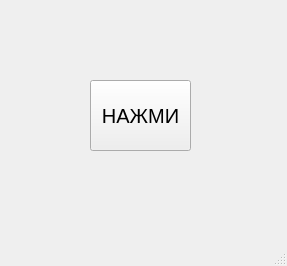
Ivlion/Yandex_LMS, file UI.ui: the form before one commit.
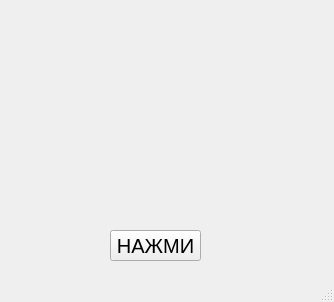
The form after the commit.

Commit message: Git и желтые окружности

The edit to the form file:
```diff
--- a/UI.ui
+++ b/UI.ui
@@ -6,8 +6,8 @@
    <rect>
     <x>0</x>
     <y>0</y>
-    <width>287</width>
-    <height>266</height>
+    <width>334</width>
+    <height>302</height>
    </rect>
   </property>
   <property name="windowTitle">
@@ -17,10 +17,10 @@
    <widget class="QPushButton" name="pushButton">
     <property name="geometry">
      <rect>
-      <x>90</x>
-      <y>80</y>
-      <width>101</width>
-      <height>71</height>
+      <x>110</x>
+      <y>230</y>
+      <width>91</width>
+      <height>31</height>
      </rect>
     </property>
     <property name="font">
@@ -32,6 +32,19 @@
      <string>НАЖМИ</string>
     </property>
    </widget>
+   <widget class="QLabel" name="label">
+    <property name="geometry">
+     <rect>
+      <x>10</x>
+      <y>10</y>
+      <width>311</width>
+      <height>211</height>
+     </rect>
+    </property>
+    <property name="text">
+     <string/>
+    </property>
+   </widget>
   </widget>
   <widget class="QMenuBar" name="menubar">
    <property name="geometry">
```
Left out of the diff: 2 changed lines with no effect on the pictures. The commit also changes 1 other file.
